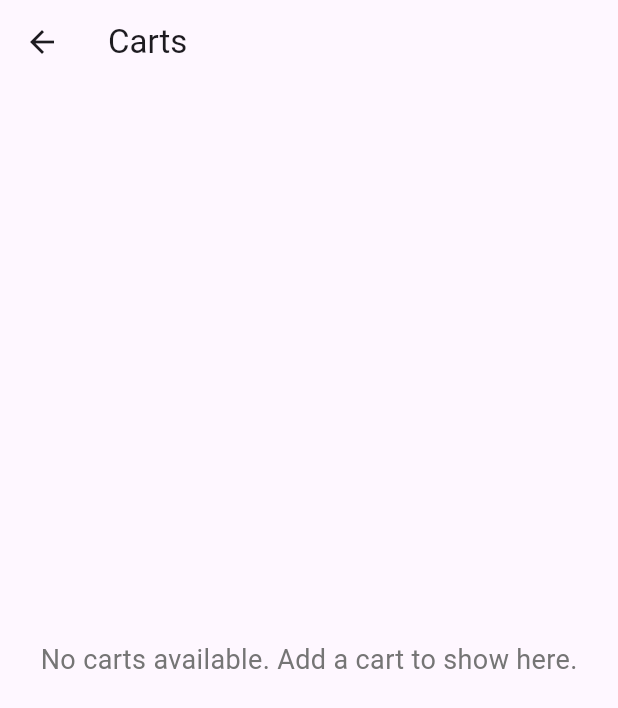
After one commit to jon373/EasyGrocery, a Flutter app: the CartsScreen screen opened directly, on a phone screen of 412 x 824 dp. The commit adds this screen. Shown: the top 708 px of the screen. Run offline on Flutter 3.47's test engine with Material 3 defaults, Android fonts, the phone set to English and light mode, and no system bars; our stand-ins replace google_fonts, syncfusion_flutter_calendar.

Commit message:
Added Cart Drawer and functions

```diff
--- /dev/null
+++ b/lib/cart_details_screen.dart
@@ -0,0 +1,27 @@
+import 'package:flutter/material.dart';
+import 'categories.dart';
+
+class CartDetailsScreen extends StatelessWidget {
+  final Cart cart;
+
+  CartDetailsScreen({required this.cart});
+
+  @override
+  Widget build(BuildContext context) {
+    return Scaffold(
+      appBar: AppBar(
+        title: Text(cart.name),
+      ),
+      body: ListView.builder(
+        itemCount: cart.items.length,
+        itemBuilder: (context, index) {
+          quantityItem item = cart.items[index];
+          return ListTile(
+            title: Text(item.item.name),
+            subtitle: Text('Quantity: ${item.quantity}'),
+          );
+        },
+      ),
+    );
+  }
+}
--- /dev/null
+++ b/lib/cart_provider.dart
@@ -0,0 +1,44 @@
+import 'package:flutter/material.dart';
+import 'categories.dart';
+
+class CartProvider with ChangeNotifier {
+  List<Cart> _carts = [];
+
+  List<Cart> get carts => _carts;
+
+  void addCart(String name) {
+    _carts.add(Cart(name: name, items: []));
+    notifyListeners();
+  }
+
+  void addItemToCart(String cartName, quantityItem item) {
+    Cart cart;
+    try {
+      // Try to find the cart with the given name
+      cart = _carts.firstWhere((cart) => cart.name == cartName);
+    } catch (e) {
+      // If no cart is found, create a new one
+      print('No cart found with name $cartName, creating a new one.');
+      cart = Cart(name: cartName, items: []);
+      _carts.add(cart);
+    }
+
+    // Check if the item already exists in the cart
+    int index = cart.items.indexWhere((it) => it.item.name == item.item.name);
+    if (index != -1) {
+      // Item exists, update the quantity
+      cart.items[index].quantity += item.quantity;
+    } else {
+      // Item does not exist, add it to the cart
+      cart.items.add(item);
+    }
+
+    notifyListeners(); // Notify listeners to rebuild the UI
+  }
+
+  void removeItemFromCart(String cartName, quantityItem item) {
+    final Cart cart = _carts.firstWhere((cart) => cart.name == cartName);
+    cart.items.remove(item);
+    notifyListeners();
+  }
+}
--- /dev/null
+++ b/lib/carts_screen.dart
@@ -0,0 +1,54 @@
+import 'package:flutter/material.dart';
+import 'package:provider/provider.dart';
+import 'cart_provider.dart'; // Ensure you have the CartProvider imported
+import 'cart_details_screen.dart';
+import 'categories.dart';
+
+class CartsScreen extends StatelessWidget {
+  @override
+  Widget build(BuildContext context) {
+    List<Cart> carts = Provider.of<CartProvider>(context).carts;
+
+    return Scaffold(
+      appBar: AppBar(
+        title: Text('Carts'),
+      ),
+      body: carts.isEmpty
+          ? _buildEmptyCartMessage(context)
+          : _buildCartList(carts, context),
+    );
+  }
+
+  Widget _buildEmptyCartMessage(BuildContext context) {
+    return Center(
+      child: Text(
+        'No carts available. Add a cart to show here.',
+        style: TextStyle(fontSize: 18, color: Colors.grey[600]),
+      ),
+    );
+  }
+
+  Widget _buildCartList(List<Cart> carts, BuildContext context) {
+    return ListView.builder(
+      itemCount: carts.length,
+      itemBuilder: (context, index) {
+        Cart cart = carts[index];
+        return ListTile(
+          title: Text(cart.name),
+          onTap: () => Navigator.push(
+            context,
+            MaterialPageRoute(
+                builder: (context) => CartDetailsScreen(cart: cart)),
+          ),
+        );
+      },
+    );
+  }
+
+  void _addCart(BuildContext context) {
+    // Call to Provider to add a new cart
+    String cartName =
+        'Cart ${Provider.of<CartProvider>(context, listen: false).carts.length + 1}';
+    Provider.of<CartProvider>(context, listen: false).addCart(cartName);
+  }
+}
--- a/lib/categories.dart
+++ b/lib/categories.dart
@@ -42,3 +42,13 @@ final List<String> categories = [
   'Meat',
   // Add more categories here
 ];
+
+class Cart {
+  String name;
+  List<quantityItem> items;
+
+  Cart({
+    required this.name,
+    required this.items,
+  });
+}
--- a/pubspec.yaml
+++ b/pubspec.yaml
@@ -41,6 +41,7 @@ dependencies:
   syncfusion_flutter_calendar: ^26.2.10
   syncfusion_flutter_core: ^26.2.10
   intl: 0.19.0
+  provider: ^6.0.2
 
 dev_dependencies:
   flutter_test:
```
Also changed, not shown: lib/homepage.dart (+154 -10 lines), lib/main.dart (+12 -8 lines), pubspec.lock, 1 other file.
